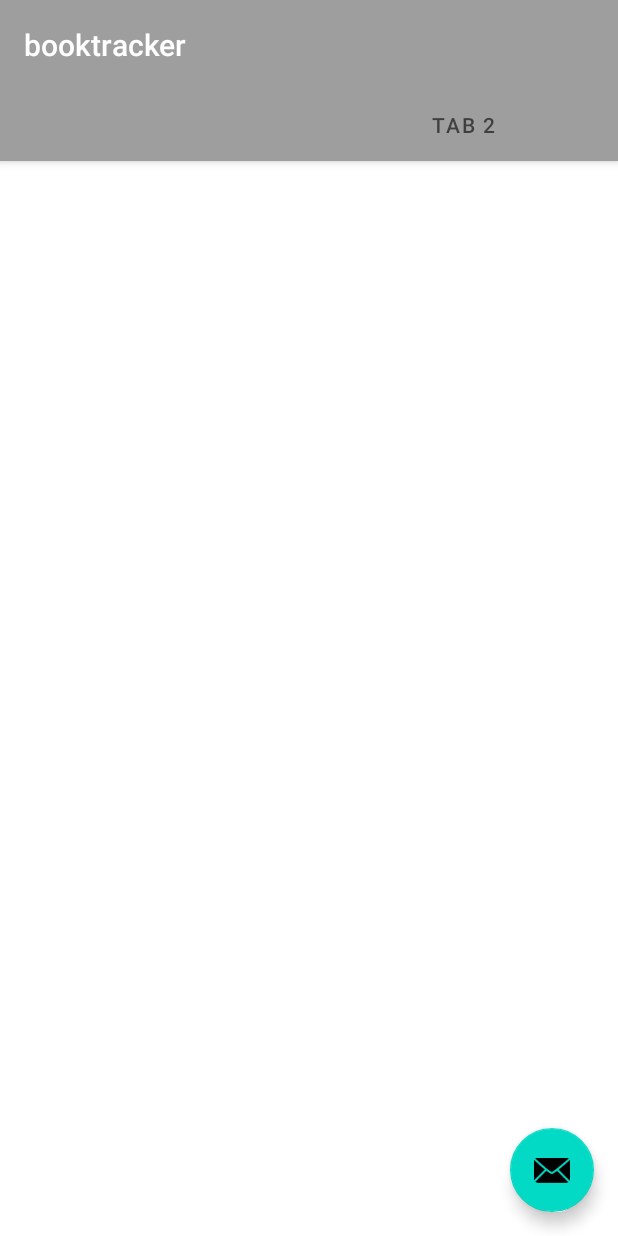
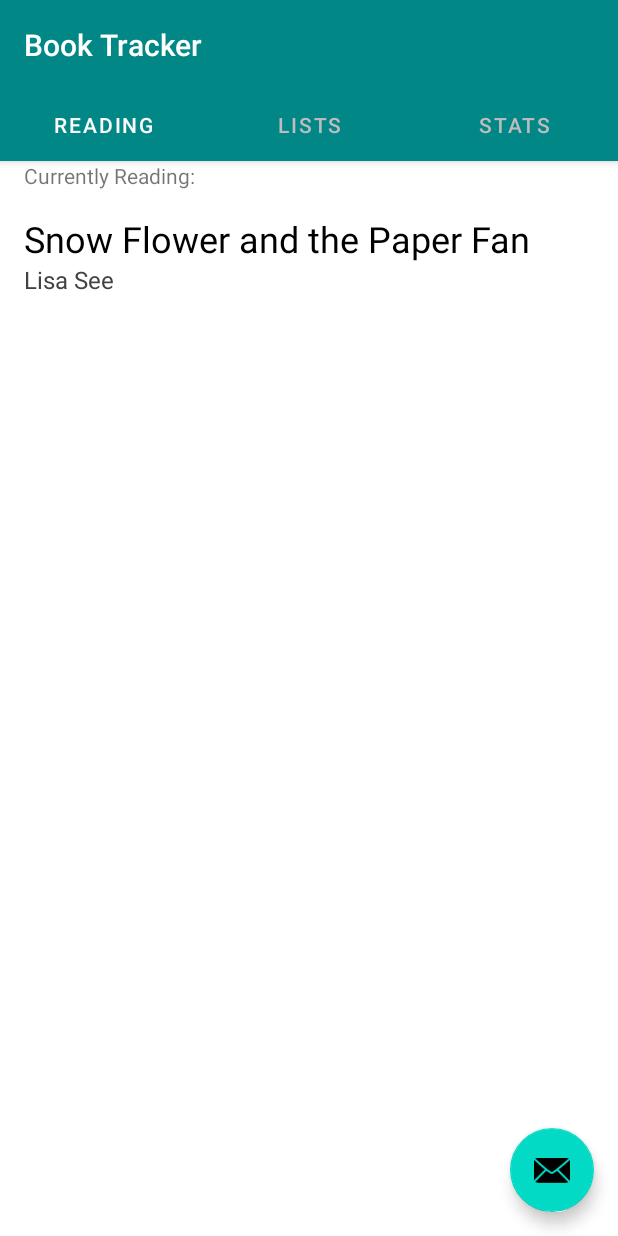
Before and after one commit to ginellegaisano/book-tracker, an Android app: the screen it shows after launch (MainActivity), on a phone screen of 412 x 824 dp. Run offline under Robolectric (Android 15) with nearby library versions, the phone set to English and light mode, and no system bars.

Commit message:
PlaceholderFragment -> ReadingFragment: use to display the a single book (test data).

```diff
--- /dev/null
+++ b/app/src/main/java/com/booktracker/models/Book.kt
@@ -0,0 +1,4 @@
+package com.booktracker.models
+
+data class Book(val title: String, val author: String, var rating: Int) {
+}
--- /dev/null
+++ b/app/src/main/java/com/booktracker/ui/main/BookItem.kt
@@ -0,0 +1,25 @@
+package com.booktracker.ui.main
+
+import android.content.Context
+import android.util.AttributeSet
+import android.widget.LinearLayout
+import android.widget.TextView
+import com.booktracker.R
+import com.booktracker.models.Book
+
+class BookItem(context: Context, attrs: AttributeSet) : LinearLayout(context, attrs) {
+    private val title: TextView
+    private val author: TextView
+
+    init {
+        inflate(context, R.layout.book_item, this)
+
+        title = findViewById(R.id.title)
+        author = findViewById(R.id.author)
+    }
+
+    public fun setBook(book: Book) {
+        title.text = book.title
+        author.text = book.author
+    }
+}
--- a/app/src/main/java/com/booktracker/ui/main/PageViewModel.kt
+++ /dev/null
@@ -1,19 +0,0 @@
-package com.booktracker.ui.main
-
-import androidx.lifecycle.LiveData
-import androidx.lifecycle.MutableLiveData
-import androidx.lifecycle.Transformations
-import androidx.lifecycle.ViewModel
-import androidx.lifecycle.ViewModelProvider
-
-class PageViewModel : ViewModel() {
-
-    private val _index = MutableLiveData<Int>()
-    val text: LiveData<String> = Transformations.map(_index) {
-        "Hello world from section: $it"
-    }
-
-    fun setIndex(index: Int) {
-        _index.value = index
-    }
-}
--- a/app/src/main/java/com/booktracker/ui/main/PlaceholderFragment.kt
+++ /dev/null
@@ -1,59 +0,0 @@
-package com.booktracker.ui.main
-
-import android.os.Bundle
-import android.view.LayoutInflater
-import android.view.View
-import android.view.ViewGroup
-import android.widget.TextView
-import androidx.fragment.app.Fragment
-import androidx.lifecycle.Observer
-import androidx.lifecycle.ViewModelProvider
-import com.booktracker.R
-
-/**
- * A placeholder fragment containing a simple view.
- */
-class PlaceholderFragment : Fragment() {
-
-    private lateinit var pageViewModel: PageViewModel
-
-    override fun onCreate(savedInstanceState: Bundle?) {
-        super.onCreate(savedInstanceState)
-        pageViewModel = ViewModelProvider(this).get(PageViewModel::class.java).apply {
-            setIndex(arguments?.getInt(ARG_SECTION_NUMBER) ?: 1)
-        }
-    }
-
-    override fun onCreateView(
-            inflater: LayoutInflater, container: ViewGroup?,
-            savedInstanceState: Bundle?
-    ): View? {
-        val root = inflater.inflate(R.layout.fragment_main, container, false)
-        val textView: TextView = root.findViewById(R.id.section_label)
-        pageViewModel.text.observe(this, Observer<String> {
-            textView.text = it
-        })
-        return root
-    }
-
-    companion object {
-        /**
-         * The fragment argument representing the section number for this
-         * fragment.
-         */
-        private const val ARG_SECTION_NUMBER = "section_number"
-
-        /**
-         * Returns a new instance of this fragment for the given section
-         * number.
-         */
-        @JvmStatic
-        fun newInstance(sectionNumber: Int): PlaceholderFragment {
-            return PlaceholderFragment().apply {
-                arguments = Bundle().apply {
-                    putInt(ARG_SECTION_NUMBER, sectionNumber)
-                }
-            }
-        }
-    }
-}
--- /dev/null
+++ b/app/src/main/java/com/booktracker/ui/main/ReadingFragment.kt
@@ -0,0 +1,34 @@
+package com.booktracker.ui.main
+
+import android.os.Bundle
+import android.view.LayoutInflater
+import android.view.View
+import android.view.ViewGroup
+import android.widget.TextView
+import androidx.fragment.app.Fragment
+import androidx.lifecycle.Observer
+import androidx.lifecycle.ViewModelProvider
+import com.booktracker.R
+import com.booktracker.models.Book
+
+/**
+ * A placeholder fragment containing a simple view.
+ */
+class ReadingFragment : Fragment() {
+
+    private val TEST_BOOK = Book("Snow Flower and the Paper Fan", "Lisa See", 5)
+
+    override fun onCreate(savedInstanceState: Bundle?) {
+        super.onCreate(savedInstanceState)
+    }
+
+    override fun onCreateView(
+        inflater: LayoutInflater, container: ViewGroup?,
+        savedInstanceState: Bundle?
+    ): View? {
+        val root = inflater.inflate(R.layout.fragment_reading, container, false)
+
+        (root.findViewById(R.id.test_book) as BookItem).setBook(TEST_BOOK)
+        return root
+    }
+}
--- a/app/src/main/java/com/booktracker/ui/main/SectionsPagerAdapter.kt
+++ b/app/src/main/java/com/booktracker/ui/main/SectionsPagerAdapter.kt
@@ -7,29 +7,25 @@ import androidx.fragment.app.FragmentPagerAdapter
 import com.booktracker.R
 
 private val TAB_TITLES = arrayOf(
-        R.string.tab_text_1,
-        R.string.tab_text_2
+    R.string.tab_reading,
+    R.string.tab_lists,
+    R.string.tab_stats
 )
 
 /**
  * A [FragmentPagerAdapter] that returns a fragment corresponding to
  * one of the sections/tabs/pages.
  */
-class SectionsPagerAdapter(private val context: Context, fm: FragmentManager)
-    : FragmentPagerAdapter(fm) {
+class SectionsPagerAdapter(private val context: Context, fm: FragmentManager) :
+    FragmentPagerAdapter(fm) {
 
     override fun getItem(position: Int): Fragment {
-        // getItem is called to instantiate the fragment for the given page.
-        // Return a PlaceholderFragment (defined as a static inner class below).
-        return PlaceholderFragment.newInstance(position + 1)
+        return ReadingFragment()
     }
 
     override fun getPageTitle(position: Int): CharSequence? {
         return context.resources.getString(TAB_TITLES[position])
     }
 
-    override fun getCount(): Int {
-        // Show 2 total pages.
-        return 2
-    }
+    override fun getCount() = 3
 }
--- a/app/src/main/res/layout/activity_main.xml
+++ b/app/src/main/res/layout/activity_main.xml
@@ -25,7 +25,9 @@
             android:id="@+id/tabs"
             android:layout_width="match_parent"
             android:layout_height="wrap_content"
-            android:background="?attr/colorPrimary" />
+            android:background="@color/teal_700"
+            app:tabSelectedTextColor="@color/color_tab_text_selected"
+            app:tabTextColor="@color/color_tab_text"/>
     </com.google.android.material.appbar.AppBarLayout>
 
     <androidx.viewpager.widget.ViewPager
--- /dev/null
+++ b/app/src/main/res/layout/book_item.xml
@@ -0,0 +1,21 @@
+<?xml version="1.0" encoding="utf-8"?>
+<LinearLayout
+    xmlns:android="http://schemas.android.com/apk/res/android"
+    android:orientation="vertical"
+    android:layout_width="match_parent"
+    android:layout_height="wrap_content">
+
+    <TextView
+        android:id="@+id/title"
+        android:layout_width="wrap_content"
+        android:layout_height="wrap_content"
+        android:textSize="24sp"
+        android:textColor="@color/black" />
+
+    <TextView
+        android:id="@+id/author"
+        android:layout_width="wrap_content"
+        android:layout_height="wrap_content"
+        android:textSize="16sp"
+        android:textColor="@color/grey_800" />
+</LinearLayout>
--- a/app/src/main/res/layout/fragment_main.xml
+++ /dev/null
@@ -1,24 +0,0 @@
-<?xml version="1.0" encoding="utf-8"?>
-<androidx.constraintlayout.widget.ConstraintLayout
-    xmlns:android="http://schemas.android.com/apk/res/android"
-    xmlns:app="http://schemas.android.com/apk/res-auto"
-    xmlns:tools="http://schemas.android.com/tools"
-    android:id="@+id/constraintLayout"
-    android:layout_width="match_parent"
-    android:layout_height="match_parent"
-    tools:context=".ui.main.PlaceholderFragment">
-
-    <TextView
-        android:id="@+id/section_label"
-        android:layout_width="wrap_content"
-        android:layout_height="wrap_content"
-        android:layout_marginStart="@dimen/activity_horizontal_margin"
-        android:layout_marginTop="@dimen/activity_vertical_margin"
-        android:layout_marginEnd="@dimen/activity_horizontal_margin"
-        android:layout_marginBottom="@dimen/activity_vertical_margin"
-        app:layout_constraintLeft_toLeftOf="parent"
-        app:layout_constraintTop_toTopOf="@+id/constraintLayout"
-        tools:layout_constraintLeft_creator="1"
-        tools:layout_constraintTop_creator="1" />
-
-</androidx.constraintlayout.widget.ConstraintLayout>
--- /dev/null
+++ b/app/src/main/res/layout/fragment_reading.xml
@@ -0,0 +1,45 @@
+<?xml version="1.0" encoding="utf-8"?>
+<androidx.constraintlayout.widget.ConstraintLayout
+    xmlns:android="http://schemas.android.com/apk/res/android"
+    xmlns:tools="http://schemas.android.com/tools"
+    android:id="@+id/constraintLayout"
+    android:layout_width="match_parent"
+    android:layout_height="match_parent"
+    tools:context=".ui.main.ReadingFragment">
+
+    <ScrollView
+        android:layout_width="match_parent"
+        android:layout_height="match_parent" >
+
+        <LinearLayout
+            android:layout_width="wrap_content"
+            android:layout_height="wrap_content"
+            android:orientation="vertical">
+
+            <TextView
+                android:id="@+id/title"
+                android:layout_width="wrap_content"
+                android:layout_height="wrap_content"
+                android:layout_marginStart="@dimen/activity_horizontal_margin"
+                android:layout_marginEnd="@dimen/activity_horizontal_margin"
+                android:text="@string/reading_list_title"/>
+
+            <com.booktracker.ui.main.BookItem
+                android:id="@+id/test_book"
+                android:layout_width="wrap_content"
+                android:layout_height="wrap_content"
+                android:layout_marginStart="@dimen/activity_horizontal_margin"
+                android:layout_marginEnd="@dimen/activity_horizontal_margin"
+                android:layout_marginTop="@dimen/activity_vertical_margin"
+                android:layout_marginBottom="@dimen/activity_vertical_margin"
+                />
+
+        </LinearLayout>
+
+
+
+    </ScrollView>
+
+
+
+</androidx.constraintlayout.widget.ConstraintLayout>
--- a/app/src/main/res/values-night/colors.xml
+++ b/app/src/main/res/values-night/colors.xml
@@ -1,4 +1,3 @@
 <?xml version="1.0" encoding="utf-8"?>
 <resources>
-    <color name="primary_font">@color/grey_200</color>
 </resources>
--- a/app/src/main/res/values-night/themes.xml
+++ b/app/src/main/res/values-night/themes.xml
@@ -12,6 +12,6 @@
         <!-- Status bar color. -->
         <item name="android:statusBarColor" tools:targetApi="l">?attr/colorPrimaryVariant</item>
         <!-- Customize your theme here. -->
-        <item name="android:textColor">@color/primary_font</item>
+<!--        <item name="android:textColor">@color/color_primary_text</item>-->
     </style>
 </resources>
--- a/app/src/main/res/values/colors.xml
+++ b/app/src/main/res/values/colors.xml
@@ -19,5 +19,6 @@
     <color name="grey_800">#424242</color>
     <color name="grey_900">#212121</color>
 
-    <color name="primary_font">@color/grey_900</color>
+    <color name="color_tab_text">@color/grey_400</color>
+    <color name="color_tab_text_selected">@color/grey_50</color>
 </resources>
--- a/app/src/main/res/values/strings.xml
+++ b/app/src/main/res/values/strings.xml
@@ -1,5 +1,9 @@
 <resources>
-    <string name="app_name">booktracker</string>
-    <string name="tab_text_1">Tab 1</string>
-    <string name="tab_text_2">Tab 2</string>
+    <string name="app_name">Book Tracker</string>
+    <string name="tab_reading">Reading</string>
+    <string name="tab_lists">Lists</string>
+    <string name="tab_stats">Stats</string>
+
+    <string name="reading_list_title">Currently Reading:</string>
+
 </resources>
--- a/app/src/main/res/values/themes.xml
+++ b/app/src/main/res/values/themes.xml
@@ -2,7 +2,7 @@
     <!-- Base application theme. -->
     <style name="Theme.Booktracker" parent="Theme.MaterialComponents.DayNight.DarkActionBar">
         <!-- Primary brand color. -->
-        <item name="colorPrimary">@color/grey_500</item>
+        <item name="colorPrimary">@color/teal_700</item>
         <item name="colorPrimaryVariant">@color/grey_700</item>
         <item name="colorOnPrimary">@color/white</item>
         <!-- Secondary brand color. -->
```
